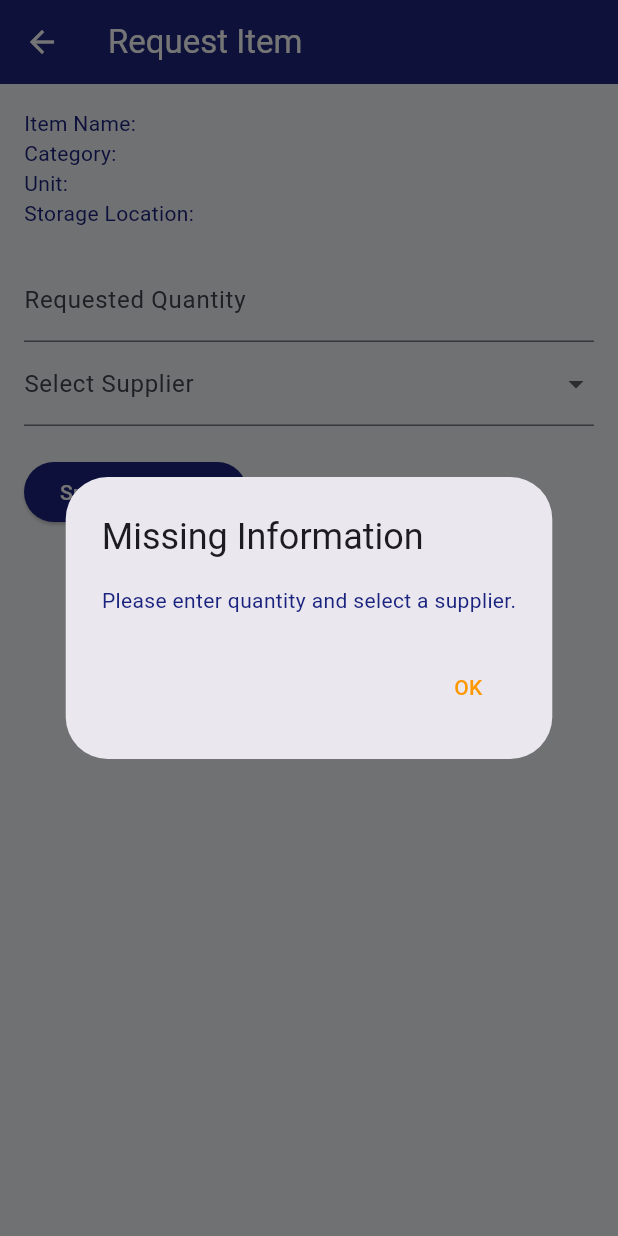
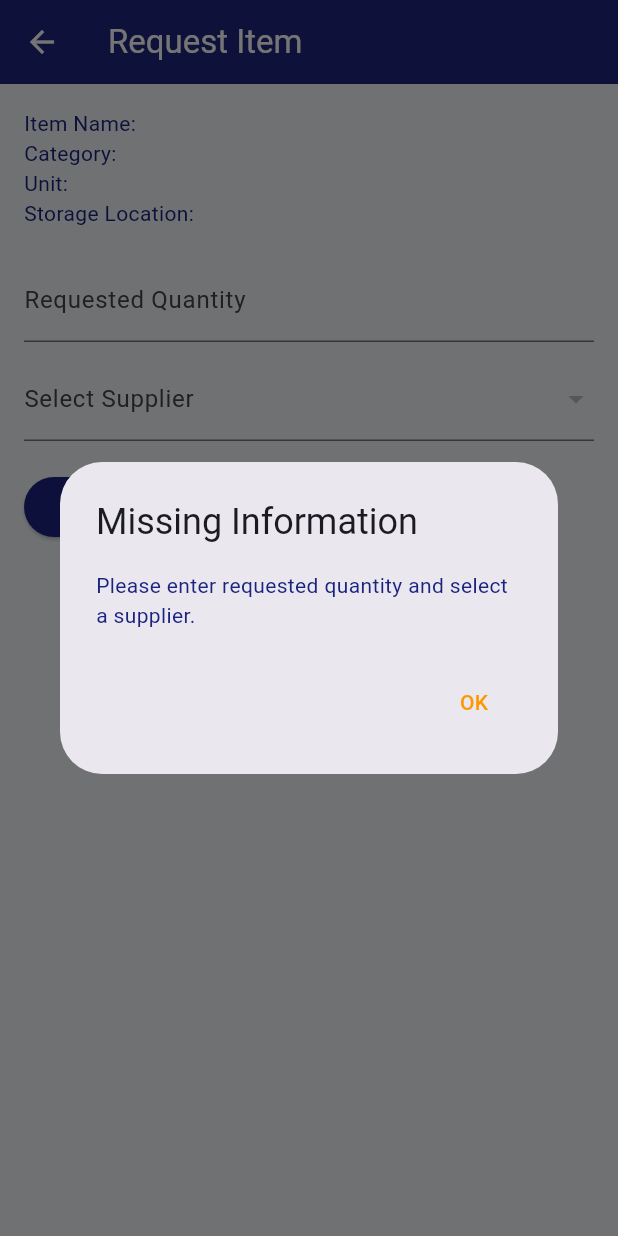
Before and after one commit to amala-26/workshop-gig-app, a Flutter app: the RequestItemDetailPage screen opened directly with empty values, after a tap on "Submit Request", on a phone screen of 412 x 824 dp. Run offline on Flutter 3.47's test engine with Material 3 defaults, Android fonts, the phone set to English and light mode, and no system bars; our stand-ins replace cloud_firestore, firebase_auth, firebase_core; accounts and stored records are empty; Roboto replaces fonts that are missing (Montserrat).

Commit message:
inventory module completed

```diff
--- a/lib/request_item_detail_page.dart
+++ b/lib/Manage_Shop_Inventory/request_item_detail_page.dart
@@ -13,16 +13,10 @@ class RequestItemDetailPage extends StatefulWidget {
 
 class _RequestItemDetailPageState extends State<RequestItemDetailPage> {
   final quantity = TextEditingController();
+  final requestCollection = FirebaseFirestore.instance.collection('inventory_requests');
+  final suppliersRef = FirebaseFirestore.instance.collection('suppliers');
+
   String? selectedSupplier;
-  final requestCollection = FirebaseFirestore.instance.collection('inventory_requests');
-
-  final List<String> suppliers = [
-    'CarPart Supplies Sdn Bhd',
-    'TopGear Malaysia',
-    'AutoTech Distributors',
-    'ProEngineers Supplier',
-    'Wong Supplies Sdn Bhd',
-  ];
 
   @override
   Widget build(BuildContext context) {
@@ -43,7 +37,13 @@ class _RequestItemDetailPageState extends State<RequestItemDetailPage> {
               decoration: InputDecoration(labelText: 'Requested Quantity'),
               keyboardType: TextInputType.number,
             ),
-            DropdownButtonFormField<String>(
+            SizedBox(height: 10),
+            StreamBuilder<QuerySnapshot>(
+              stream: suppliersRef.snapshots(),
+              builder: (context, snapshot) {
+                if (!snapshot.hasData) return CircularProgressIndicator();
+                final suppliers = snapshot.data!.docs.map((doc) => doc['name'] as String).toList();
+                return DropdownButtonFormField<String>(
                   value: selectedSupplier,
                   decoration: InputDecoration(labelText: 'Select Supplier'),
                   items: suppliers.map((supplier) {
@@ -58,6 +58,8 @@ class _RequestItemDetailPageState extends State<RequestItemDetailPage> {
                     });
                   },
                   validator: (value) => value == null ? 'Please select a supplier' : null,
+                );
+              },
             ),
             SizedBox(height: 20),
             ElevatedButton(
@@ -67,7 +69,7 @@ class _RequestItemDetailPageState extends State<RequestItemDetailPage> {
                     context: context,
                     builder: (context) => AlertDialog(
                       title: Text('Missing Information'),
-                      content: Text('Please enter quantity and select a supplier.'),
+                      content: Text('Please enter requested quantity and select a supplier.'),
                       actions: [
                         TextButton(
                           onPressed: () => Navigator.pop(context),
@@ -83,17 +85,13 @@ class _RequestItemDetailPageState extends State<RequestItemDetailPage> {
                   'Request_ID': requestId,
                   'Item_ID': widget.itemId,
                   'Requested_Quantity': int.parse(quantity.text),
-                  'Supplier': selectedSupplier,
                   'Request_Date': Timestamp.now(),
                   'Status': 'Pending',
                   'Status_date': Timestamp.now(),
+                  'Supplier': selectedSupplier,
                 });
-                if (context.mounted) {
-                  ScaffoldMessenger.of(context).showSnackBar(
-                    SnackBar(content: Text("Request Submitted Successfully")),
-                  );
-                  Navigator.pushNamedAndRemoveUntil(context, '/dashboard', (route) => false);
-                }
+                ScaffoldMessenger.of(context).showSnackBar(SnackBar(content: Text("Request Submitted")));
+                Navigator.pop(context);
               },
               child: Text("Submit Request"),
             )
```
Also changed, not shown: lib/Manage_Shop_Inventory/add_inventory_page.dart (renamed from lib/add_inventory_page.dart, +9 -8 lines), lib/Manage_Shop_Inventory/edit_inventory_page.dart (renamed from lib/edit_inventory_page.dart, +12 -23 lines), lib/Manage_Shop_Inventory/inventory_suppliers.dart (added, +120 -0 lines), lib/Manage_Shop_Inventory/request_status_page.dart (added, +91 -0 lines), lib/main.dart (+5 -5 lines), lib/request_status_page.dart (deleted, +0 -31 lines), lib/workshop_dashboard.dart (+11 -18 lines), lib/Manage_Shop_Inventory/inventory_detail_page.dart (renamed from lib/inventory_detail_page.dart), lib/Manage_Shop_Inventory/request_inventory_page.dart (renamed from lib/request_inventory_page.dart), lib/Manage_Shop_Inventory/view_inventory_page.dart (renamed from lib/view_inventory_page.dart). Lines whose indentation alone changed are shown as unchanged.
